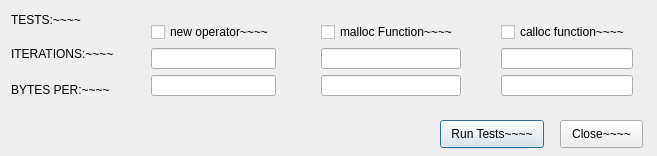
Above: Leaks/LeakDialogQtUi/leakdialogqtui.ui from marcusolini/Academics before the change. Below: the same form after it.
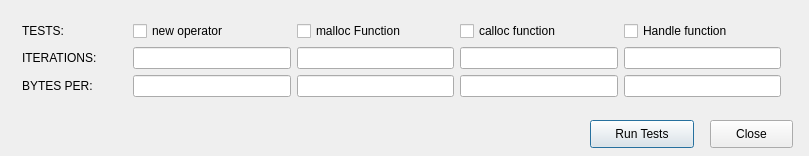
That is the form after the change.

Commit message: Leaks: Qt Gui: Added Handle leak for Windows build.

What changed in the file:
```diff
--- a/Leaks/LeakDialogQtUi/leakdialogqtui.ui
+++ b/Leaks/LeakDialogQtUi/leakdialogqtui.ui
@@ -6,99 +6,148 @@
    <rect>
     <x>0</x>
     <y>0</y>
-    <width>657</width>
+    <width>809</width>
     <height>156</height>
    </rect>
   </property>
   <property name="windowTitle">
    <string>Resource Leak Testing~~~~~~</string>
   </property>
-  <widget class="QLabel" name="Testslabel">
-   <property name="geometry">
-    <rect>
-     <x>11</x>
-     <y>10</y>
-     <width>78</width>
-     <height>20</height>
-    </rect>
-   </property>
-   <property name="text">
-    <string>TESTS:~~~~</string>
-   </property>
-   <property name="scaledContents">
-    <bool>false</bool>
-   </property>
-  </widget>
-  <widget class="QLabel" name="IterationsLabel">
-   <property name="geometry">
-    <rect>
-     <x>11</x>
-     <y>44</y>
-     <width>117</width>
-     <height>20</height>
-    </rect>
-   </property>
-   <property name="text">
-    <string>ITERATIONS:~~~~</string>
-   </property>
-  </widget>
-  <widget class="QLabel" name="BytesPerLabel">
-   <property name="geometry">
-    <rect>
-     <x>11</x>
-     <y>80</y>
-     <width>107</width>
-     <height>20</height>
-    </rect>
-   </property>
-   <property name="text">
-    <string>BYTES PER:~~~~</string>
-   </property>
-  </widget>
   <widget class="QPushButton" name="RunTestsButton">
    <property name="geometry">
     <rect>
-     <x>440</x>
+     <x>590</x>
      <y>120</y>
      <width>104</width>
      <height>28</height>
     </rect>
    </property>
    <property name="text">
-    <string>Run Tests~~~~</string>
+    <string>Run Tests</string>
    </property>
   </widget>
   <widget class="QPushButton" name="CloseButton">
    <property name="geometry">
     <rect>
-     <x>560</x>
+     <x>710</x>
      <y>120</y>
      <width>83</width>
      <height>28</height>
     </rect>
    </property>
    <property name="text">
-    <string>Close~~~~</string>
+    <string>Close</string>
    </property>
   </widget>
   <widget class="QWidget" name="">
    <property name="geometry">
     <rect>
-     <x>140</x>
-     <y>11</y>
-     <width>147</width>
-     <height>96</height>
+     <x>11</x>
+     <y>10</y>
+     <width>781</width>
+     <height>101</height>
     </rect>
    </property>
-   <layout class="QVBoxLayout" name="verticalLayout">
-    <item>
+   <layout class="QGridLayout" name="gridLayout">
+    <item row="0" column="0">
+     <widget class="QLabel" name="Testslabel">
+      <property name="text">
+       <string>TESTS:       </string>
+      </property>
+      <property name="scaledContents">
+       <bool>false</bool>
+      </property>
+     </widget>
+    </item>
+    <item row="2" column="3">
+     <widget class="QLineEdit" name="callocBytesPerLineEdit">
+      <property name="maxLength">
+       <number>999999999</number>
+      </property>
+      <property name="clearButtonEnabled">
+       <bool>true</bool>
+      </property>
+     </widget>
+    </item>
+    <item row="0" column="1">
      <widget class="QCheckBox" name="newOperatorCheckBox">
       <property name="text">
-       <string>new operator~~~~</string>
+       <string>new operator</string>
       </property>
      </widget>
     </item>
-    <item>
+    <item row="1" column="4">
+     <widget class="QLineEdit" name="handleIterationsLineEdit"/>
+    </item>
+    <item row="2" column="0">
+     <widget class="QLabel" name="BytesPerLabel">
+      <property name="text">
+       <string>BYTES PER:    </string>
+      </property>
+     </widget>
+    </item>
+    <item row="2" column="1">
+     <widget class="QLineEdit" name="newOperBytesPerLineEdit">
+      <property name="enabled">
+       <bool>true</bool>
+      </property>
+      <property name="maxLength">
+       <number>999999999</number>
+      </property>
+      <property name="clearButtonEnabled">
+       <bool>true</bool>
+      </property>
+     </widget>
+    </item>
+    <item row="2" column="2">
+     <widget class="QLineEdit" name="mallocBytesPerLineEdit">
+      <property name="maxLength">
+       <number>999999999</number>
+      </property>
+      <property name="clearButtonEnabled">
+       <bool>true</bool>
+      </property>
+     </widget>
+    </item>
+    <item row="0" column="3">
+     <widget class="QCheckBox" name="callocCheckBox">
+      <property name="text">
+       <string>calloc function</string>
+      </property>
+     </widget>
+    </item>
+    <item row="1" column="0">
+     <widget class="QLabel" name="IterationsLabel">
+      <property name="text">
+       <string>ITERATIONS:         </string>
+      </property>
+     </widget>
+    </item>
+    <item row="0" column="4">
+     <widget class="QCheckBox" name="handleCheckBox">
+      <property name="text">
+       <string>Handle function</string>
+      </property>
+     </widget>
+    </item>
+    <item row="1" column="3">
+     <widget class="QLineEdit" name="callocIterationsLineEdit">
+      <property name="maxLength">
+       <number>999999999</number>
+      </property>
+      <property name="clearButtonEnabled">
+       <bool>true</bool>
+      </property>
+     </widget>
+    </item>
+    <item row="0" column="2">
+     <widget class="QCheckBox" name="mallocCheckBox">
+      <property name="text">
+       <string>malloc Function</string>
+      </property>
+     </widget>
+    </item>
+    <item row="1" column="1">
      <widget class="QLineEdit" name="newOperIterationsLineEdit">
       <property name="enabled">
        <bool>true</bool>
@@ -123,89 +172,11 @@
       </property>
      </widget>
     </item>
-    <item>
-     <widget class="QLineEdit" name="newOperBytesPerLineEdit">
-      <property name="enabled">
-       <bool>true</bool>
-      </property>
-      <property name="maxLength">
-       <number>999999999</number>
-      </property>
-      <property name="clearButtonEnabled">
-       <bool>true</bool>
-      </property>
-     </widget>
+    <item row="2" column="4">
+     <widget class="QLineEdit" name="handleBytesPerLineEdit"/>
     </item>
-   </layout>
-  </widget>
-  <widget class="QWidget" name="">
-   <property name="geometry">
-    <rect>
-     <x>310</x>
-     <y>11</y>
-     <width>162</width>
-     <height>96</height>
-    </rect>
-   </property>
-   <layout class="QVBoxLayout" name="verticalLayout_2">
-    <item>
-     <widget class="QCheckBox" name="mallocCheckBox">
-      <property name="text">
-       <string>malloc Function~~~~</string>
-      </property>
-     </widget>
-    </item>
-    <item>
+    <item row="1" column="2">
      <widget class="QLineEdit" name="mallocIterationsLineEdit">
-      <property name="maxLength">
-       <number>999999999</number>
-      </property>
-      <property name="clearButtonEnabled">
-       <bool>true</bool>
-      </property>
-     </widget>
-    </item>
-    <item>
-     <widget class="QLineEdit" name="mallocBytesPerLineEdit">
-      <property name="maxLength">
-       <number>999999999</number>
-      </property>
-      <property name="clearButtonEnabled">
-       <bool>true</bool>
-      </property>
-     </widget>
-    </item>
-   </layout>
-  </widget>
-  <widget class="QWidget" name="">
-   <property name="geometry">
-    <rect>
-     <x>490</x>
-     <y>11</y>
-     <width>154</width>
-     <height>96</height>
-    </rect>
-   </property>
-   <layout class="QVBoxLayout" name="verticalLayout_3">
-    <item>
-     <widget class="QCheckBox" name="callocCheckBox">
-      <property name="text">
-       <string>calloc function~~~~</string>
-      </property>
-     </widget>
-    </item>
-    <item>
-     <widget class="QLineEdit" name="callocIterationsLineEdit">
-      <property name="maxLength">
-       <number>999999999</number>
-      </property>
-      <property name="clearButtonEnabled">
-       <bool>true</bool>
-      </property>
-     </widget>
-    </item>
-    <item>
-     <widget class="QLineEdit" name="callocBytesPerLineEdit">
       <property name="maxLength">
        <number>999999999</number>
       </property>
```
Left out of the diff: 2 changed lines with no effect on the pictures. The commit also changes 15 other files.
